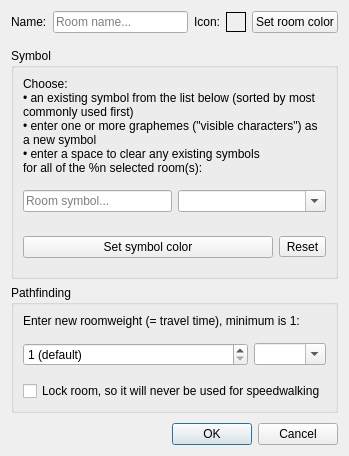
Qt form src/ui/room_properties.ui (Mudlet/Mudlet) before a commit.
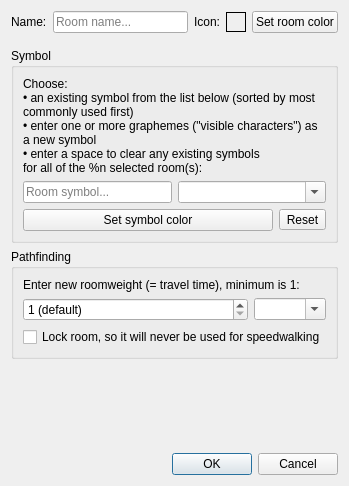
The same form after that commit.

What changed in the file:
```diff
--- a/src/ui/room_properties.ui
+++ b/src/ui/room_properties.ui
@@ -7,7 +7,7 @@
     <x>0</x>
     <y>0</y>
     <width>345</width>
-    <height>456</height>
+    <height>486</height>
    </rect>
   </property>
   <property name="sizePolicy">
@@ -117,6 +117,12 @@
    </item>
    <item row="1" column="0" colspan="2">
     <widget class="QGroupBox" name="groupBox_symbol">
+     <property name="sizePolicy">
+      <sizepolicy hsizetype="Preferred" vsizetype="Preferred">
+       <horstretch>0</horstretch>
+       <verstretch>0</verstretch>
+      </sizepolicy>
+     </property>
      <property name="title">
       <string>Symbol</string>
      </property>
@@ -137,9 +143,15 @@
          <property name="leftMargin">
           <number>0</number>
          </property>
+         <property name="topMargin">
+          <number>0</number>
+         </property>
          <property name="rightMargin">
           <number>0</number>
          </property>
+         <property name="bottomMargin">
+          <number>0</number>
+         </property>
          <item>
           <widget class="QLineEdit" name="lineEdit_roomSymbol">
            <property name="placeholderText">
@@ -163,9 +175,15 @@
          <property name="leftMargin">
           <number>0</number>
          </property>
+         <property name="topMargin">
+          <number>0</number>
+         </property>
          <property name="rightMargin">
           <number>0</number>
          </property>
+         <property name="bottomMargin">
+          <number>0</number>
+         </property>
          <item>
           <widget class="QPushButton" name="pushButton_setSymbolColor">
            <property name="sizePolicy">
@@ -231,9 +249,15 @@
          <property name="leftMargin">
           <number>0</number>
          </property>
+         <property name="topMargin">
+          <number>0</number>
+         </property>
          <property name="rightMargin">
           <number>0</number>
          </property>
+         <property name="bottomMargin">
+          <number>0</number>
+         </property>
          <item>
           <widget class="QSpinBox" name="spinBox_weight">
            <property name="sizePolicy">
```
Left out of the diff: 10 changed lines with no effect on the pictures.
